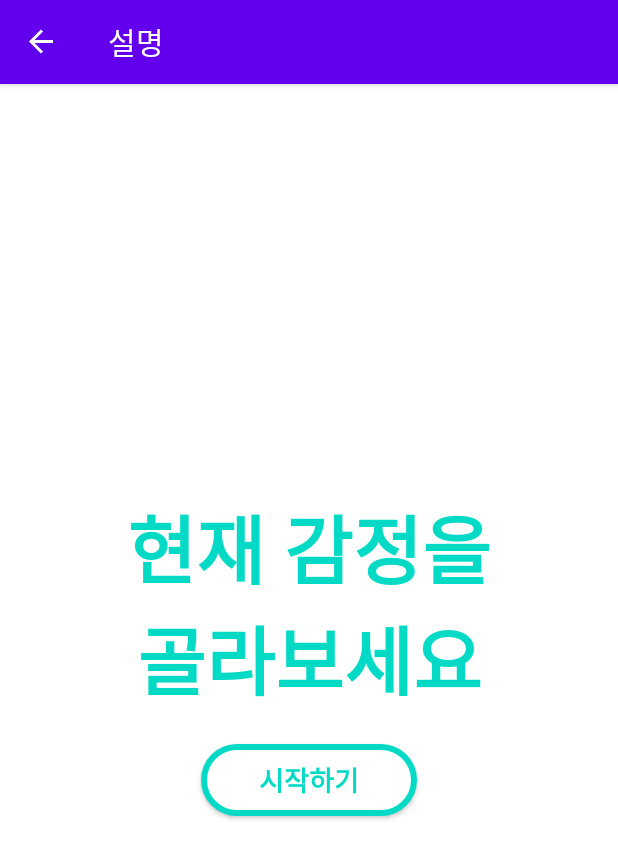
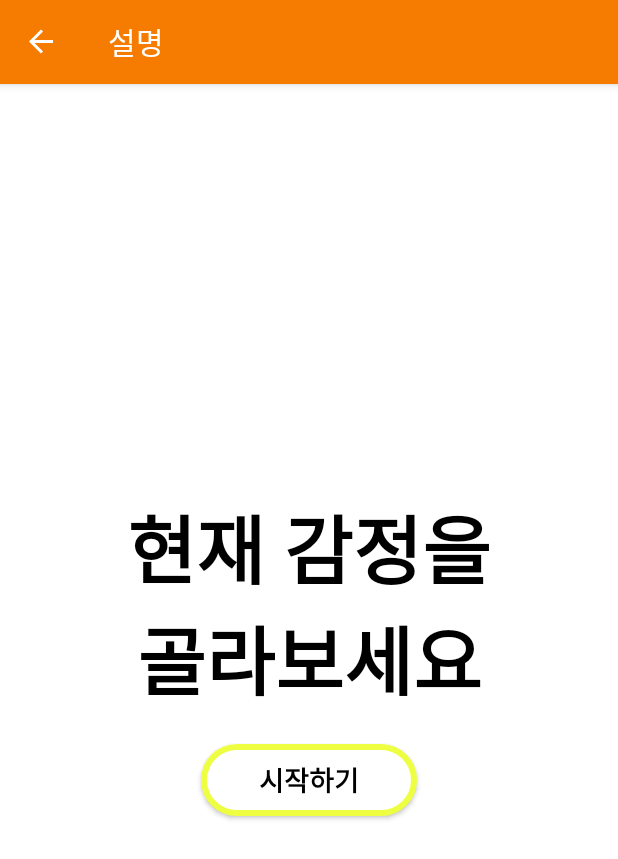
Before and after one commit to uije/giraffe, an Android app: the DescriptionFragment screen opened through its navigation route, on a phone screen of 412 x 824 dp. Shown: the top 859 px of the screen. Run offline under Robolectric (Android 15) with nearby library versions, the phone set to English and light mode, and no system bars; our stand-ins replace navigation-ui; 3 statements that could not run were skipped.

Commit message:
change colors of themes

```diff
--- a/app/src/main/res/drawable/button_press.xml
+++ b/app/src/main/res/drawable/button_press.xml
@@ -18,7 +18,7 @@
     android:shape="rectangle">
     <stroke
         android:width="4dp"
-        android:color="@color/design_default_color_secondary" />
+        android:color="?colorSecondary" />
     <corners android:radius="30dp" />
     <solid android:color="#FFF" />
 </shape>
--- a/app/src/main/res/layout/emotion_description_fragment.xml
+++ b/app/src/main/res/layout/emotion_description_fragment.xml
@@ -19,7 +19,7 @@
             android:textAlignment="center"
             android:textAllCaps="false"
             android:textAppearance="@style/TextAppearance.AppCompat.Headline"
-        android:textColor="@color/design_default_color_secondary"
+            android:textColor="?colorOnSecondary"
             android:textSize="50dp"
             android:textStyle="bold"
             app:layout_constraintBottom_toTopOf="@id/start_btn"
@@ -38,13 +38,11 @@
             android:layout_marginBottom="8dp"
             android:background="@drawable/rounded_button"
             android:text="시작하기"
-        android:textColor="@color/design_default_color_secondary"
+            android:textColor="?colorOnSecondary"
             android:textSize="18dp"
             android:textStyle="bold"
             app:layout_constraintBottom_toBottomOf="parent"
             app:layout_constraintEnd_toEndOf="parent"
             app:layout_constraintStart_toStartOf="parent"
             app:layout_constraintTop_toBottomOf="@+id/description" />
-
-
 </androidx.constraintlayout.widget.ConstraintLayout>
--- a/app/src/main/res/values/colors.xml
+++ b/app/src/main/res/values/colors.xml
@@ -7,4 +7,8 @@
     <color name="teal_700">#FF018786</color>
     <color name="black">#FF000000</color>
     <color name="white">#FFFFFFFF</color>
+    <color name="orange50_700">#F57C00</color>
+    <color name="orange50_900">#E65100</color>
+    <color name="lime50_200">#EEFF41</color>
+    <color name="lime50_700">#AEEA00</color>
 </resources>
--- a/app/src/main/res/values/themes.xml
+++ b/app/src/main/res/values/themes.xml
@@ -2,12 +2,12 @@
     <!-- Base application theme. -->
     <style name="Theme.Giraffe" parent="Theme.MaterialComponents.DayNight.DarkActionBar">
         <!-- Primary brand color. -->
-        <item name="colorPrimary">@color/purple_500</item>
-        <item name="colorPrimaryVariant">@color/purple_700</item>
-        <item name="colorOnPrimary">@color/white</item>
+        <item name="colorPrimary">@color/orange50_700</item>
+        <item name="colorPrimaryVariant">@color/orange50_900</item>
+        <item name="colorOnPrimary">@color/black</item>
         <!-- Secondary brand color. -->
-        <item name="colorSecondary">@color/teal_200</item>
-        <item name="colorSecondaryVariant">@color/teal_700</item>
+        <item name="colorSecondary">@color/lime50_200</item>
+        <item name="colorSecondaryVariant">@color/lime50_700</item>
         <item name="colorOnSecondary">@color/black</item>
         <!-- Status bar color. -->
         <item name="android:statusBarColor" tools:targetApi="l">?attr/colorPrimaryVariant</item>
```
Lines whose indentation alone changed are shown as unchanged.
